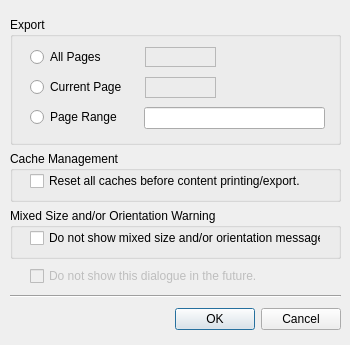
Above: mainApp/dialogexportpages.ui from trevorsandy/lpub3d-ci before the change. Below: the same form after it.
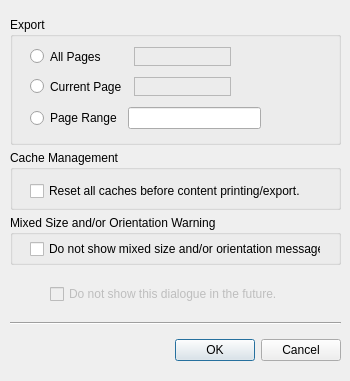
That is the form after the change.

The edit to the form file:
```diff
--- a/mainApp/dialogexportpages.ui
+++ b/mainApp/dialogexportpages.ui
@@ -7,7 +7,7 @@
     <x>0</x>
     <y>0</y>
     <width>350</width>
-    <height>345</height>
+    <height>381</height>
    </rect>
   </property>
   <property name="windowTitle">
@@ -17,7 +17,7 @@
    <property name="geometry">
     <rect>
      <x>10</x>
-     <y>303</y>
+     <y>334</y>
      <width>331</width>
      <height>32</height>
     </rect>
@@ -44,95 +44,95 @@
    <property name="title">
     <string>Export</string>
    </property>
-   <widget class="QLabel" name="labelCurrentPage">
+   <widget class="QWidget" name="">
     <property name="geometry">
      <rect>
-      <x>135</x>
-      <y>60</y>
-      <width>71</width>
-      <height>21</height>
+      <x>20</x>
+      <y>30</y>
+      <width>201</width>
+      <height>19</height>
      </rect>
     </property>
-    <property name="frameShape">
-     <enum>QFrame::StyledPanel</enum>
-    </property>
-    <property name="text">
-     <string/>
-    </property>
+    <layout class="QHBoxLayout" name="horizontalLayout">
+     <item>
+      <widget class="QRadioButton" name="radioButtonAllPages">
+       <property name="toolTip">
+        <string/>
+       </property>
+       <property name="text">
+        <string>All Pages</string>
+       </property>
+      </widget>
+     </item>
+     <item>
+      <widget class="QLabel" name="labelAllPages">
+       <property name="frameShape">
+        <enum>QFrame::StyledPanel</enum>
+       </property>
+       <property name="lineWidth">
+        <number>1</number>
+       </property>
+       <property name="text">
+        <string/>
+       </property>
+      </widget>
+     </item>
+    </layout>
    </widget>
-   <widget class="QRadioButton" name="radioButtonCurrentPage">
+   <widget class="QWidget" name="">
     <property name="geometry">
      <rect>
       <x>20</x>
       <y>60</y>
-      <width>111</width>
-      <height>20</height>
+      <width>201</width>
+      <height>19</height>
      </rect>
     </property>
-    <property name="text">
-     <string>Current Page</string>
-    </property>
+    <layout class="QHBoxLayout" name="horizontalLayout_2">
+     <item>
+      <widget class="QRadioButton" name="radioButtonCurrentPage">
+       <property name="text">
+        <string>Current Page</string>
+       </property>
+      </widget>
+     </item>
+     <item>
+      <widget class="QLabel" name="labelCurrentPage">
+       <property name="frameShape">
+        <enum>QFrame::StyledPanel</enum>
+       </property>
+       <property name="text">
+        <string/>
+       </property>
+      </widget>
+     </item>
+    </layout>
    </widget>
-   <widget class="QLineEdit" name="lineEditPageRange">
+   <widget class="QWidget" name="">
     <property name="geometry">
      <rect>
-      <x>134</x>
+      <x>20</x>
       <y>90</y>
-      <width>181</width>
+      <width>231</width>
       <height>22</height>
      </rect>
     </property>
-    <property name="toolTip">
-     <string>Enter page numbers and/or page ranges. For example, 1,3,5,7-9</string>
-    </property>
-   </widget>
-   <widget class="QRadioButton" name="radioButtonPageRange">
-    <property name="geometry">
-     <rect>
-      <x>20</x>
-      <y>90</y>
-      <width>111</width>
-      <height>20</height>
-     </rect>
-    </property>
-    <property name="text">
-     <string>Page Range</string>
-    </property>
-   </widget>
-   <widget class="QRadioButton" name="radioButtonAllPages">
-    <property name="geometry">
-     <rect>
-      <x>20</x>
-      <y>30</y>
-      <width>111</width>
-      <height>20</height>
-     </rect>
-    </property>
-    <property name="toolTip">
-     <string/>
-    </property>
-    <property name="text">
-     <string>All Pages</string>
-    </property>
-   </widget>
-   <widget class="QLabel" name="labelAllPages">
-    <property name="geometry">
-     <rect>
-      <x>135</x>
-      <y>30</y>
-      <width>71</width>
-      <height>20</height>
-     </rect>
-    </property>
-    <property name="frameShape">
-     <enum>QFrame::StyledPanel</enum>
-    </property>
-    <property name="lineWidth">
-     <number>1</number>
-    </property>
-    <property name="text">
-     <string/>
-    </property>
+    <layout class="QHBoxLayout" name="horizontalLayout_3">
+     <item>
+      <widget class="QRadioButton" name="radioButtonPageRange">
+       <property name="text">
+        <string>Page Range</string>
+       </property>
+      </widget>
+     </item>
+     <item>
+      <widget class="QLineEdit" name="lineEditPageRange">
+       <property name="toolTip">
+        <string>Enter page numbers and/or page ranges. For example, 1,3,5,7-9</string>
+       </property>
+      </widget>
+     </item>
+    </layout>
    </widget>
    <zorder>labelCurrentPage</zorder>
    <zorder>radioButtonCurrentPage</zorder>
@@ -145,7 +145,7 @@
    <property name="geometry">
     <rect>
      <x>10</x>
-     <y>286</y>
+     <y>313</y>
      <width>331</width>
      <height>20</height>
     </rect>
@@ -158,9 +158,9 @@
    <property name="geometry">
     <rect>
      <x>10</x>
-     <y>151</y>
+     <y>150</y>
      <width>331</width>
-     <height>51</height>
+     <height>60</height>
     </rect>
    </property>
    <property name="title">
@@ -170,7 +170,7 @@
     <property name="geometry">
      <rect>
       <x>20</x>
-      <y>20</y>
+      <y>31</y>
       <width>291</width>
       <height>20</height>
      </rect>
@@ -187,9 +187,9 @@
    <property name="geometry">
     <rect>
      <x>10</x>
-     <y>208</y>
+     <y>215</y>
      <width>331</width>
-     <height>51</height>
+     <height>50</height>
     </rect>
    </property>
    <property name="title">
@@ -199,7 +199,7 @@
     <property name="geometry">
      <rect>
       <x>20</x>
-      <y>20</y>
+      <y>24</y>
       <width>291</width>
       <height>20</height>
      </rect>
@@ -218,8 +218,8 @@
    </property>
    <property name="geometry">
     <rect>
-     <x>30</x>
-     <y>266</y>
+     <x>50</x>
+     <y>284</y>
      <width>251</width>
      <height>20</height>
     </rect>
```
